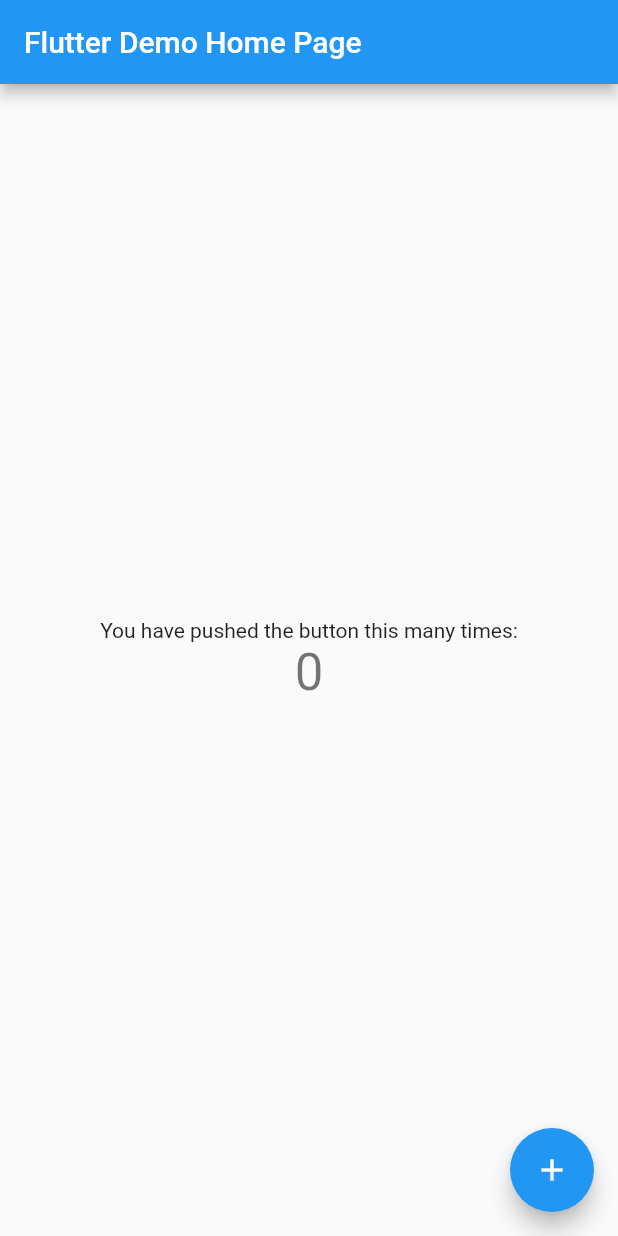
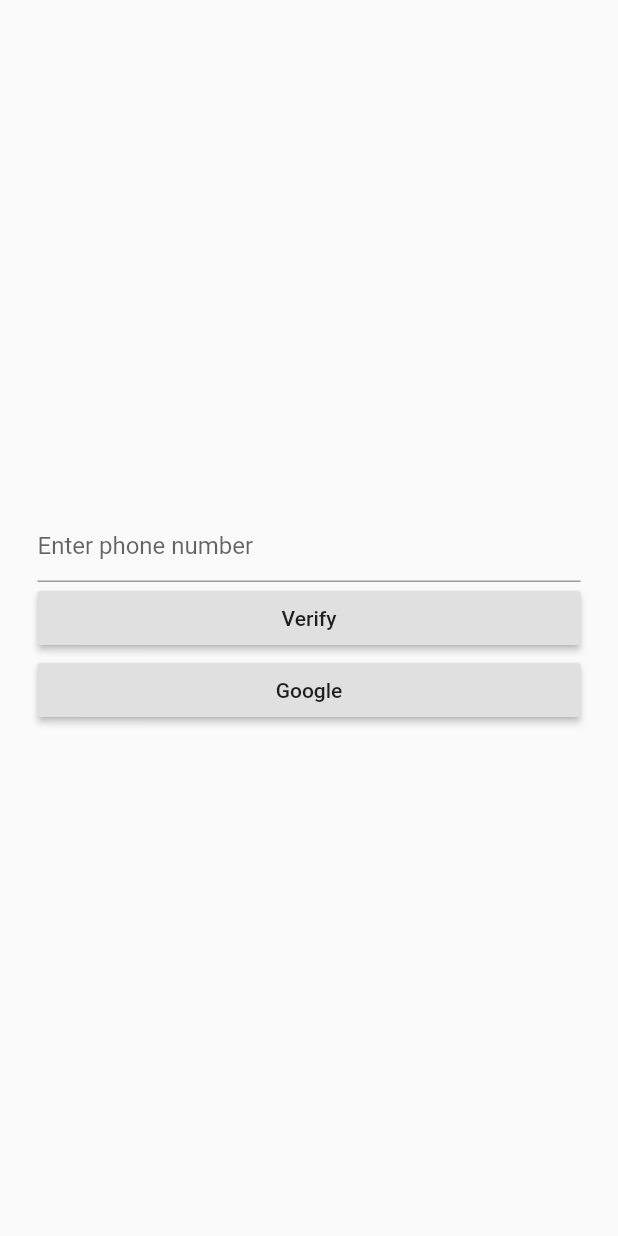
Before and after one commit to KhanRah/flutter_social_auths, a Flutter app: the screen it shows after launch, on a phone screen of 412 x 824 dp. Run offline on Flutter 3.47's test engine with Material 2 defaults, Android fonts, the phone set to English and light mode, and no system bars; our stand-ins replace firebase_auth, google_sign_in; accounts and stored records are empty.

```diff
--- a/lib/main.dart
+++ b/lib/main.dart
@@ -1,4 +1,5 @@
 import 'package:flutter/material.dart';
+import 'package:social_auths/services/authservice.dart';
 
 void main() => runApp(MyApp());
 
@@ -7,105 +8,8 @@ class MyApp extends StatelessWidget {
   @override
   Widget build(BuildContext context) {
     return MaterialApp(
-      title: 'Flutter Demo',
-      theme: ThemeData(
-        // This is the theme of your application.
-        //
-        // Try running your application with "flutter run". You'll see the
-        // application has a blue toolbar. Then, without quitting the app, try
-        // changing the primarySwatch below to Colors.green and then invoke
-        // "hot reload" (press "r" in the console where you ran "flutter run",
-        // or simply save your changes to "hot reload" in a Flutter IDE).
-        // Notice that the counter didn't reset back to zero; the application
-        // is not restarted.
-        primarySwatch: Colors.blue,
-      ),
-      home: MyHomePage(title: 'Flutter Demo Home Page'),
+      debugShowCheckedModeBanner: false,
+      home: AuthService().handleAuth(),
     );
   }
 }
-
-class MyHomePage extends StatefulWidget {
-  MyHomePage({Key key, this.title}) : super(key: key);
-
-  // This widget is the home page of your application. It is stateful, meaning
-  // that it has a State object (defined below) that contains fields that affect
-  // how it looks.
-
-  // This class is the configuration for the state. It holds the values (in this
-  // case the title) provided by the parent (in this case the App widget) and
-  // used by the build method of the State. Fields in a Widget subclass are
-  // always marked "final".
-
-  final String title;
-
-  @override
-  _MyHomePageState createState() => _MyHomePageState();
-}
-
-class _MyHomePageState extends State<MyHomePage> {
-  int _counter = 0;
-
-  void _incrementCounter() {
-    setState(() {
-      // This call to setState tells the Flutter framework that something has
-      // changed in this State, which causes it to rerun the build method below
-      // so that the display can reflect the updated values. If we changed
-      // _counter without calling setState(), then the build method would not be
-      // called again, and so nothing would appear to happen.
-      _counter++;
-    });
-  }
-
-  @override
-  Widget build(BuildContext context) {
-    // This method is rerun every time setState is called, for instance as done
-    // by the _incrementCounter method above.
-    //
-    // The Flutter framework has been optimized to make rerunning build methods
-    // fast, so that you can just rebuild anything that needs updating rather
-    // than having to individually change instances of widgets.
-    return Scaffold(
-      appBar: AppBar(
-        // Here we take the value from the MyHomePage object that was created by
-        // the App.build method, and use it to set our appbar title.
-        title: Text(widget.title),
-      ),
-      body: Center(
-        // Center is a layout widget. It takes a single child and positions it
-        // in the middle of the parent.
-        child: Column(
-          // Column is also a layout widget. It takes a list of children and
-          // arranges them vertically. By default, it sizes itself to fit its
-          // children horizontally, and tries to be as tall as its parent.
-          //
-          // Invoke "debug painting" (press "p" in the console, choose the
-          // "Toggle Debug Paint" action from the Flutter Inspector in Android
-          // Studio, or the "Toggle Debug Paint" command in Visual Studio Code)
-          // to see the wireframe for each widget.
-          //
-          // Column has various properties to control how it sizes itself and
-          // how it positions its children. Here we use mainAxisAlignment to
-          // center the children vertically; the main axis here is the vertical
-          // axis because Columns are vertical (the cross axis would be
-          // horizontal).
-          mainAxisAlignment: MainAxisAlignment.center,
-          children: <Widget>[
-            Text(
-              'You have pushed the button this many times:',
-            ),
-            Text(
-              '$_counter',
-              style: Theme.of(context).textTheme.display1,
-            ),
-          ],
-        ),
-      ),
-      floatingActionButton: FloatingActionButton(
-        onPressed: _incrementCounter,
-        tooltip: 'Increment',
-        child: Icon(Icons.add),
-      ), // This trailing comma makes auto-formatting nicer for build methods.
-    );
-  }
-}
--- /dev/null
+++ b/lib/screens/loginpage.dart
@@ -0,0 +1,107 @@
+import 'package:firebase_auth/firebase_auth.dart';
+import 'package:flutter/material.dart';
+import 'package:social_auths/screens/dashboardpage.dart';
+import 'package:social_auths/services/authservice.dart';
+
+class LoginPage extends StatefulWidget {
+  @override
+  _LoginPageState createState() => _LoginPageState();
+}
+
+class _LoginPageState extends State<LoginPage> {
+  final formKey = new GlobalKey<FormState>();
+
+  String phoneNo, verificationId, smsCode;
+
+  bool codeSent = false;
+
+  @override
+  Widget build(BuildContext context) {
+    return Scaffold(
+      body: Form(
+          key: formKey,
+          child: Column(
+            mainAxisAlignment: MainAxisAlignment.center,
+            children: <Widget>[
+              Padding(
+                  padding: EdgeInsets.only(left: 25.0, right: 25.0),
+                  child: TextFormField(
+                    keyboardType: TextInputType.phone,
+                    decoration: InputDecoration(hintText: 'Enter phone number'),
+                    onChanged: (val) {
+                      setState(() {
+                        this.phoneNo = val;
+                      });
+                    },
+                  )),
+              codeSent ? Padding(
+                  padding: EdgeInsets.only(left: 25.0, right: 25.0),
+                  child: TextFormField(
+                    keyboardType: TextInputType.phone,
+                    decoration: InputDecoration(hintText: 'Enter OTP'),
+                    onChanged: (val) {
+                      setState(() {
+                        this.smsCode = val;
+                      });
+                    },
+                  )) : Container(),
+              Padding(
+                  padding: EdgeInsets.only(left: 25.0, right: 25.0),
+                  child: RaisedButton(
+                      child: Center(child: codeSent ? Text('Login'):Text('Verify')),
+                      onPressed: () {
+                        codeSent ? AuthService().signInWithOTP(smsCode, verificationId):verifyPhone(phoneNo);
+                      })),
+
+              Padding(
+                  padding: EdgeInsets.only(left: 25.0, right: 25.0),
+                  child: RaisedButton(
+                      child: Center(child: Text('Google')),
+                    onPressed: () {
+                      AuthService().signInWithGoogle().whenComplete(() {
+                        Navigator.of(context).push(
+                          MaterialPageRoute(
+                            builder: (context) {
+                              return DashboardPage();
+                            },
+                          ),
+                        );
+                      });
+                    },
+                      )
+              )
+            ],
+          )),
+    );
+  }
+
+  Future<void> verifyPhone(phoneNo) async {
+    final PhoneVerificationCompleted verified = (AuthCredential authResult) {
+      AuthService().signIn(authResult);
+    };
+
+    final PhoneVerificationFailed verificationfailed =
+        (AuthException authException) {
+      print('${authException.message}');
+    };
+
+    final PhoneCodeSent smsSent = (String verId, [int forceResend]) {
+      this.verificationId = verId;
+      setState(() {
+        this.codeSent = true;
+      });
+    };
+
+    final PhoneCodeAutoRetrievalTimeout autoTimeout = (String verId) {
+      this.verificationId = verId;
+    };
+
+    await FirebaseAuth.instance.verifyPhoneNumber(
+        phoneNumber: phoneNo,
+        timeout: const Duration(seconds: 5),
+        verificationCompleted: verified,
+        verificationFailed: verificationfailed,
+        codeSent: smsSent,
+        codeAutoRetrievalTimeout: autoTimeout);
+  }
+}
--- /dev/null
+++ b/lib/services/authservice.dart
@@ -0,0 +1,72 @@
+import 'package:firebase_auth/firebase_auth.dart';
+import 'package:flutter/material.dart';
+import 'package:google_sign_in/google_sign_in.dart';
+import 'package:social_auths/screens/dashboardpage.dart';
+import 'package:social_auths/screens/loginpage.dart';
+
+class AuthService {
+  //Handles Auth
+  handleAuth() {
+    return StreamBuilder(
+        stream: FirebaseAuth.instance.onAuthStateChanged,
+        builder: (BuildContext context, snapshot) {
+          if (snapshot.hasData) {
+            return DashboardPage();
+          } else {
+            return LoginPage();
+          }
+        });
+  }
+
+  //Sign out
+  signOut() {
+    FirebaseAuth.instance.signOut();
+  }
+
+  //SignIn
+  signIn(AuthCredential authCreds) {
+    FirebaseAuth.instance.signInWithCredential(authCreds);
+  }
+
+  signInWithOTP(smsCode, verId) {
+    AuthCredential authCreds = PhoneAuthProvider.getCredential(
+        verificationId: verId, smsCode: smsCode);
+    signIn(authCreds);
+  }
+  final FirebaseAuth _auth = FirebaseAuth.instance;
+
+  final GoogleSignIn googleSignIn = GoogleSignIn();
+
+  Future<String> signInWithGoogle() async {
+
+
+
+    final GoogleSignInAccount googleSignInAccount = await googleSignIn.signIn();
+    final GoogleSignInAuthentication googleSignInAuthentication =
+    await googleSignInAccount.authentication;
+
+    final AuthCredential credential = GoogleAuthProvider.getCredential(
+      accessToken: googleSignInAuthentication.accessToken,
+      idToken: googleSignInAuthentication.idToken,
+    );
+
+    final AuthResult authResult = await _auth.signInWithCredential(credential);
+    final FirebaseUser user = authResult.user;
+
+    print('result $user');
+
+    assert(!user.isAnonymous);
+    assert(await user.getIdToken() != null);
+
+    final FirebaseUser currentUser = await _auth.currentUser();
+    assert(user.uid == currentUser.uid);
+
+    return 'signInWithGoogle succeeded: $user';
+  }
+
+  void signOutGoogle() async{
+    await googleSignIn.signOut();
+    print("User Sign Out");
+  }
+
+}
--- a/pubspec.yaml
+++ b/pubspec.yaml
@@ -23,6 +23,8 @@ dependencies:
   # The following adds the Cupertino Icons font to your application.
   # Use with the CupertinoIcons class for iOS style icons.
   cupertino_icons: ^0.1.2
+  firebase_auth: ^0.15.5+3
+  google_sign_in:
 
 dev_dependencies:
   flutter_test:
```
Also changed, not shown: lib/screens/dashboardpage.dart (added, +25 -0 lines), pubspec.lock.
